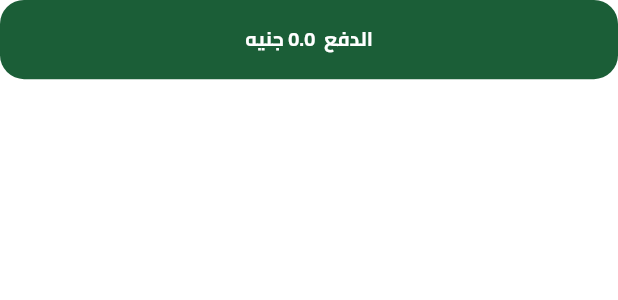
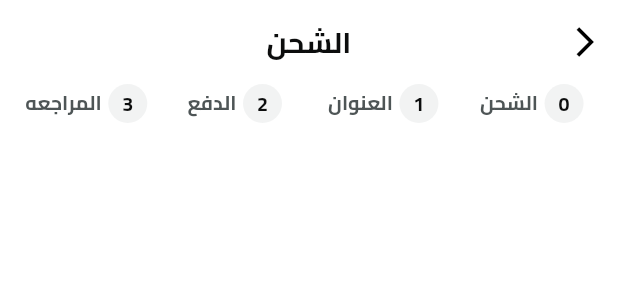
Before and after one commit to Hazem584/Fruits-Hub, a Flutter app: the CustomCartButton widget shown alone on an empty page, opened directly, after a tap on an icon or button, on a phone screen of 412 x 824 dp. Shown: the top 300 px of the screen. Run offline on Flutter 3.47's test engine with Material 3 defaults, Android fonts, the phone set to English and light mode, and no system bars; our stand-ins replace bloc, cloud_firestore, dartz, dots_indicator, equatable, firebase_auth and 10 more; missing offline and left inert: flutter_facebook_auth; accounts and stored records are empty.

Commit message:
feat: Add checkout feature with CheckoutView, integrate checkout steps, and update dependencies

```diff
--- a/lib/core/helper/on_generate_routes.dart
+++ b/lib/core/helper/on_generate_routes.dart
@@ -1,5 +1,6 @@
 import 'package:flutter/material.dart';
 import 'package:fruits_e_commerce/features/best_selling_fruits/presentation/view/best_selling_view.dart';
+import 'package:fruits_e_commerce/features/checkout/presentation/views/checkout_view.dart';
 import 'package:fruits_e_commerce/features/home/presentation/view/cart_view.dart';
 import 'package:fruits_e_commerce/features/home/presentation/view/main_view.dart';
 import 'package:fruits_e_commerce/features/home/presentation/view/products_view.dart';
@@ -24,10 +25,12 @@ Route<dynamic> onGenerateRoutes(RouteSettings settings) {
       return MaterialPageRoute(builder: (_) => const SignupView());
     case MainView.routeName:
       return MaterialPageRoute(builder: (_) => const MainView());
-      case ProductsView.routeName:
+    case ProductsView.routeName:
       return MaterialPageRoute(builder: (_) => const ProductsView());
-      case CartView.routeName:
+    case CartView.routeName:
       return MaterialPageRoute(builder: (_) => const CartView());
+    case CheckoutView.routeName:
+      return MaterialPageRoute(builder: (_) => const CheckoutView());
     default:
       return MaterialPageRoute(builder: (_) => const SplashView());
   }
--- /dev/null
+++ b/lib/features/checkout/presentation/views/checkout_view.dart
@@ -0,0 +1,15 @@
+import 'package:flutter/material.dart';
+import 'package:fruits_e_commerce/core/widgets/build_app_bar.dart';
+import 'package:fruits_e_commerce/features/checkout/presentation/widgets/checkout_view_body.dart';
+
+class CheckoutView extends StatelessWidget {
+  const CheckoutView({super.key});
+  static const routeName = 'checkout';
+  @override
+  Widget build(BuildContext context) {
+    return Scaffold(
+      appBar: BuildAppBar(context, title: "الشحن", showNotification: false),
+      body: CheckoutViewBody(),
+    );
+  }
+}
--- /dev/null
+++ b/lib/features/checkout/presentation/widgets/active_step_item.dart
@@ -0,0 +1,24 @@
+import 'package:flutter/material.dart';
+import 'package:fruits_e_commerce/core/helper/spacing.dart';
+import 'package:fruits_e_commerce/core/theming/app_colors.dart';
+import 'package:fruits_e_commerce/core/theming/styles.dart';
+
+class ActiveStepItem extends StatelessWidget {
+  const ActiveStepItem({super.key, required this.text});
+  final String text;
+  @override
+  Widget build(BuildContext context) {
+    return Row(
+      mainAxisAlignment: MainAxisAlignment.center,
+      children: [
+        CircleAvatar(
+          radius: 13,
+          backgroundColor: AppColors.primaryColor,
+          child: Icon(Icons.check, color: Colors.white, size: 22),
+        ),
+        horizontalSpace(4),
+        Text(text, style: TextStyles.font13PrimaryColorBold),
+      ],
+    );
+  }
+}
--- /dev/null
+++ b/lib/features/checkout/presentation/widgets/checkout_steps.dart
@@ -0,0 +1,25 @@
+import 'package:flutter/material.dart';
+import 'package:fruits_e_commerce/features/checkout/presentation/widgets/step_item.dart';
+
+class CheckoutSteps extends StatelessWidget {
+  const CheckoutSteps({super.key});
+
+  @override
+  Widget build(BuildContext context) {
+    return Row(
+      children: List.generate(getSteps().length, (index) {
+        return Expanded(
+          child: StepItem(
+            isActive: false,
+            index: index.toString(),
+            text: getSteps()[index],
+          ),
+        );
+      }),
+    );
+  }
+
+  List<String> getSteps() {
+    return ["الشحن", "العنوان", "الدفع", "المراجعه"];
+  }
+}
--- /dev/null
+++ b/lib/features/checkout/presentation/widgets/checkout_view_body.dart
@@ -0,0 +1,14 @@
+import 'package:flutter/material.dart';
+import 'package:fruits_e_commerce/features/checkout/presentation/widgets/checkout_steps.dart';
+
+class CheckoutViewBody extends StatelessWidget {
+  const CheckoutViewBody({super.key});
+
+  @override
+  Widget build(BuildContext context) {
+    return Padding(
+      padding: const EdgeInsets.symmetric(horizontal: 8.0),
+      child: Column(children: [CheckoutSteps()]),
+    );
+  }
+}
--- /dev/null
+++ b/lib/features/checkout/presentation/widgets/in_active_step_item.dart
@@ -0,0 +1,24 @@
+import 'package:flutter/material.dart';
+import 'package:fruits_e_commerce/core/helper/spacing.dart';
+import 'package:fruits_e_commerce/core/theming/styles.dart';
+
+class InActiveStepItem extends StatelessWidget {
+  const InActiveStepItem({super.key, required this.index, required this.text});
+  final String index;
+  final String text;
+  @override
+  Widget build(BuildContext context) {
+    return Row(
+      mainAxisAlignment: MainAxisAlignment.center,
+      children: [
+        CircleAvatar(
+          radius: 13,
+          backgroundColor: Color(0xfff2f3f3),
+          child: Text(index, style: TextStyles.font13BlackSemiBold),
+        ),
+        horizontalSpace(4),
+        Text(text, style: TextStyles.font13lightGraySemiBold),
+      ],
+    );
+  }
+}
--- /dev/null
+++ b/lib/features/checkout/presentation/widgets/step_item.dart
@@ -0,0 +1,25 @@
+import 'package:flutter/material.dart';
+import 'package:fruits_e_commerce/features/checkout/presentation/widgets/active_step_item.dart';
+import 'package:fruits_e_commerce/features/checkout/presentation/widgets/in_active_step_item.dart';
+
+class StepItem extends StatelessWidget {
+  const StepItem({
+    super.key,
+    required this.text,
+    required this.index,
+    required this.isActive,
+  });
+  final String text, index;
+  final bool isActive;
+  @override
+  Widget build(BuildContext context) {
+    return AnimatedCrossFade(
+      firstChild: InActiveStepItem(index: index.toString(), text: text),
+      secondChild: ActiveStepItem(text: text),
+      crossFadeState: isActive
+          ? CrossFadeState.showSecond
+          : CrossFadeState.showFirst,
+      duration: Duration(microseconds: 300),
+    );
+  }
+}
--- a/lib/features/home/presentation/widgets/custom_cart_button.dart
+++ b/lib/features/home/presentation/widgets/custom_cart_button.dart
@@ -2,6 +2,7 @@ import 'package:flutter/material.dart';
 import 'package:flutter_bloc/flutter_bloc.dart';
 import 'package:fruits_e_commerce/core/theming/styles.dart';
 import 'package:fruits_e_commerce/core/widgets/app_text_button.dart';
+import 'package:fruits_e_commerce/features/checkout/presentation/views/checkout_view.dart';
 import 'package:fruits_e_commerce/features/home/presentation/cubits/cart_cubit/cart_cubit.dart';
 import 'package:fruits_e_commerce/features/home/presentation/cubits/cart_item_cubit/cart_item_cubit.dart';
 
@@ -18,7 +19,9 @@ class CustomCartButton extends StatelessWidget {
               buttonText:
                   "الدفع  ${context.watch<CartCubit>().cart.calculateTotalPrice()} جنيه",
               textStyle: TextStyles.font15WhiteBold,
-              onPressed: () {},
+              onPressed: () {
+                Navigator.pushNamed(context, CheckoutView.routeName);
+              },
             );
           },
         );
```
Also changed, not shown: pubspec.lock, 1 other file.
